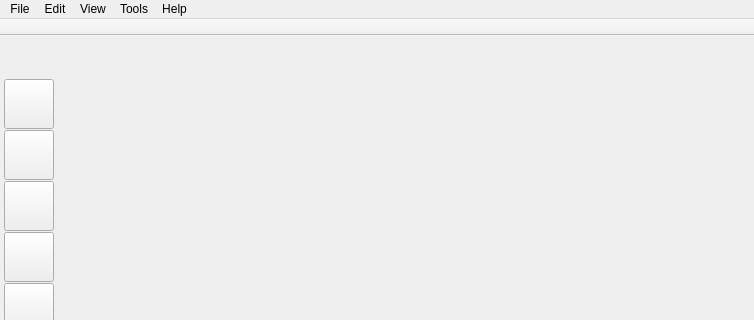
Qt form ui/main_window.ui (zkovari/plotlyst) before a commit; both pictures show x 0 to 754 and y 0 to 320 of the 754 by 617 pixel window.
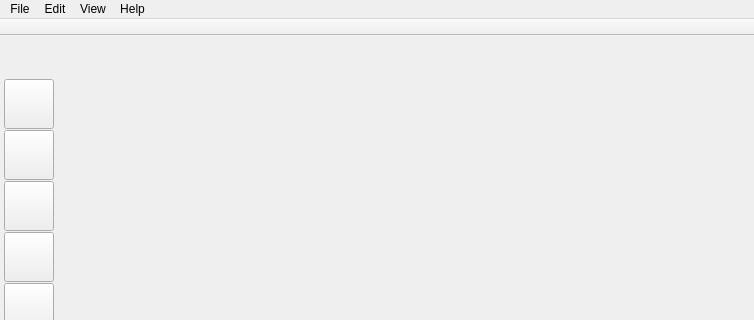
The same form after that commit.

Commit message: Add actions to Help menu, closes #1300

```diff
--- a/ui/main_window.ui
+++ b/ui/main_window.ui
@@ -904,19 +904,9 @@
     <addaction name="actionCopy"/>
     <addaction name="actionPaste"/>
    </widget>
-   <widget class="QMenu" name="menuTools">
-    <property name="title">
-     <string>Tools</string>
-    </property>
-    <property name="toolTipsVisible">
-     <bool>true</bool>
-    </property>
-    <addaction name="actionResourceManager"/>
-   </widget>
    <addaction name="menuFile"/>
    <addaction name="menuEdit"/>
    <addaction name="menuView"/>
-   <addaction name="menuTools"/>
    <addaction name="menuHelp"/>
   </widget>
   <widget class="QToolBar" name="toolBar">
```
Left out of the diff: 66 changed lines with no effect on the pictures. The commit also changes 4 other files.
